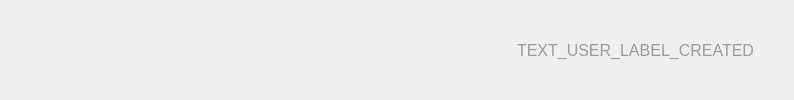
Scille/parsec-cloud, file parsec/core/gui/forms/user_button.ui: the form before one commit.
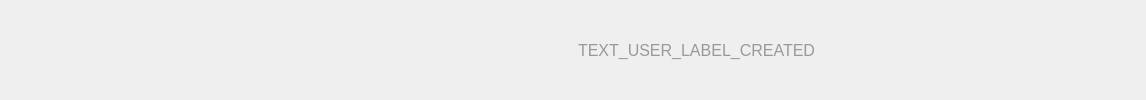
The form after the commit. Icons and pictures are not drawn. Custom widgets are drawn as their Qt base class.

Commit message: [GUI] Fixed alignment problem in users display

Diff of the .ui file:
```diff
--- a/parsec/core/gui/forms/user_button.ui
+++ b/parsec/core/gui/forms/user_button.ui
@@ -132,6 +132,18 @@
         </item>
         <item>
          <widget class="QLabel" name="label_user_is_current">
+          <property name="minimumSize">
+           <size>
+            <width>80</width>
+            <height>0</height>
+           </size>
+          </property>
+          <property name="maximumSize">
+           <size>
+            <width>80</width>
+            <height>16777215</height>
+           </size>
+          </property>
           <property name="text">
            <string/>
           </property>
@@ -169,6 +181,12 @@
           <height>0</height>
          </size>
         </property>
+        <property name="maximumSize">
+         <size>
+          <width>16777215</width>
+          <height>16777215</height>
+         </size>
+        </property>
         <property name="font">
          <font>
           <weight>75</weight>
@@ -188,6 +206,12 @@
           <height>0</height>
          </size>
         </property>
+        <property name="maximumSize">
+         <size>
+          <width>16777215</width>
+          <height>16777215</height>
+         </size>
+        </property>
         <property name="font">
          <font>
           <weight>75</weight>
@@ -216,6 +240,18 @@
         </item>
         <item>
          <widget class="QLabel" name="label_created_on">
+          <property name="minimumSize">
+           <size>
+            <width>300</width>
+            <height>0</height>
+           </size>
+          </property>
+          <property name="maximumSize">
+           <size>
+            <width>300</width>
+            <height>16777215</height>
+           </size>
+          </property>
           <property name="text">
            <string/>
           </property>
```
The commit also changes 1 other file.
